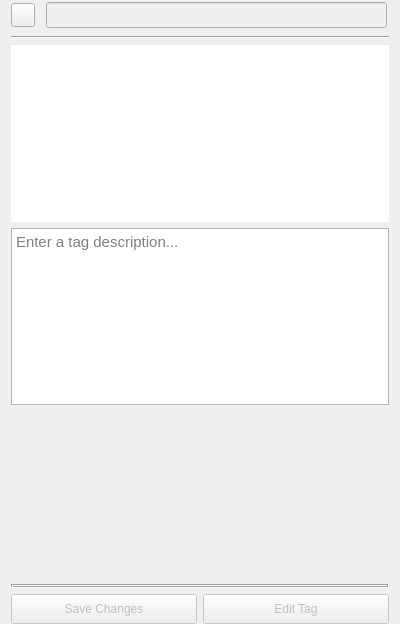
The window that ui/tageditor.ui (clannable/tagdictionary) describes before a commit, drawn with Qt 5.
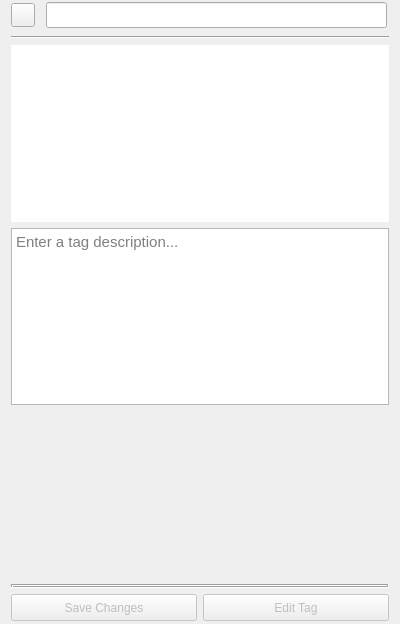
The same window after the commit. Icons and pictures are not drawn. Custom widgets are drawn as their Qt base class.

Commit message: Updating styling, form controls

```diff
--- a/ui/tageditor.ui
+++ b/ui/tageditor.ui
@@ -99,17 +99,11 @@
       <item>
        <widget class="QLabel" name="iconLabel">
         <property name="sizePolicy">
-         <sizepolicy hsizetype="Fixed" vsizetype="Preferred">
+         <sizepolicy hsizetype="Preferred" vsizetype="Preferred">
           <horstretch>0</horstretch>
           <verstretch>0</verstretch>
          </sizepolicy>
         </property>
-        <property name="maximumSize">
-         <size>
-          <width>20</width>
-          <height>20</height>
-         </size>
-        </property>
         <property name="text">
          <string/>
         </property>
@@ -118,7 +112,7 @@
       <item>
        <widget class="QLineEdit" name="tagLabelEdit">
         <property name="enabled">
-         <bool>false</bool>
+         <bool>true</bool>
         </property>
         <property name="minimumSize">
          <size>
@@ -330,7 +324,7 @@
        <number>0</number>
       </property>
       <property name="bottomMargin">
-       <number>0</number>
+       <number>3</number>
       </property>
       <item>
        <widget class="QPushButton" name="saveButton">
```
The commit also changes 5 other files.
